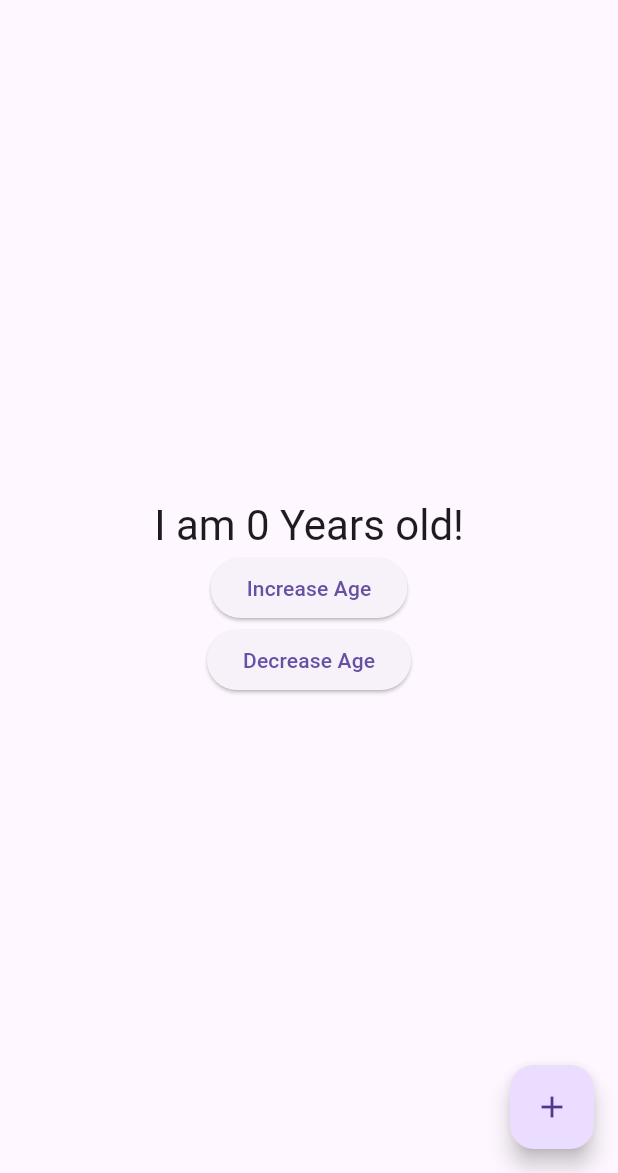
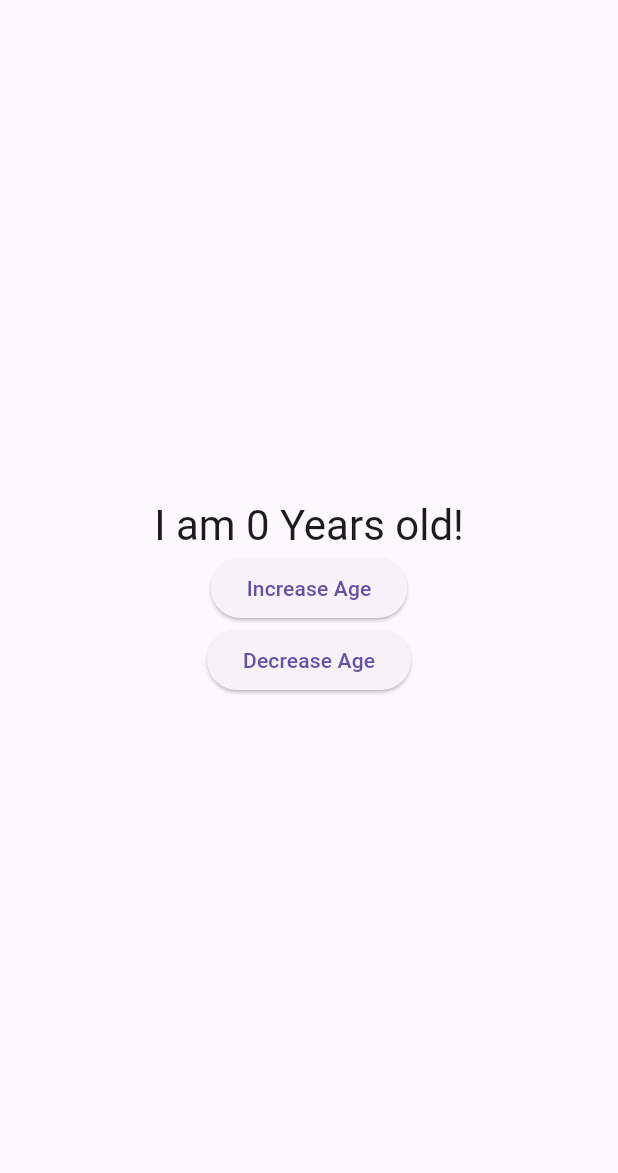
Before and after one commit to bashapu/counter_app, a Flutter app: the screen it shows after launch, on a phone screen of 412 x 824 dp, the part 63-1236 px from its top. Run offline on Flutter 3.47's test engine with Material 3 defaults, Android fonts, the phone set to English and light mode, and no system bars; missing offline and left inert: window_size.

Commit message:
Remove Floating Action Button

```diff
--- a/lib/main.dart
+++ b/lib/main.dart
@@ -111,29 +111,29 @@ class MyHomePage extends StatelessWidget {
           ],
         ),
       ),
-      floatingActionButton: FloatingActionButton(
-        onPressed: () {
-          // You can access your providers anywhere you have access
-          // to the context. One way is to use Provider.of<Counter>(context).
-          // The provider package also defines extension methods on the context
-          // itself. You can call context.watch<Counter>() in a build method
-          // of any widget to access the current state of Counter, and to ask
-          // Flutter to rebuild your widget anytime Counter changes.
-          //
-          // You can't use context.watch() outside build methods, because that
-          // often leads to subtle bugs. Instead, you should use
-          // context.read<Counter>(), which gets the current state
-          // but doesn't ask Flutter for future rebuilds.
-          //
-          // Since we're in a callback that will be called whenever the user
-          // taps the FloatingActionButton, we are not in the build method here.
-          // We should use context.read().
-          var counter = context.read<Counter>();
-          counter.increment();
-        },
-        tooltip: 'Increment',
-        child: const Icon(Icons.add),
-      ),
+      // floatingActionButton: FloatingActionButton(
+      //   onPressed: () {
+      //     // You can access your providers anywhere you have access
+      //     // to the context. One way is to use Provider.of<Counter>(context).
+      //     // The provider package also defines extension methods on the context
+      //     // itself. You can call context.watch<Counter>() in a build method
+      //     // of any widget to access the current state of Counter, and to ask
+      //     // Flutter to rebuild your widget anytime Counter changes.
+      //     //
+      //     // You can't use context.watch() outside build methods, because that
+      //     // often leads to subtle bugs. Instead, you should use
+      //     // context.read<Counter>(), which gets the current state
+      //     // but doesn't ask Flutter for future rebuilds.
+      //     //
+      //     // Since we're in a callback that will be called whenever the user
+      //     // taps the FloatingActionButton, we are not in the build method here.
+      //     // We should use context.read().
+      //     var counter = context.read<Counter>();
+      //     counter.increment();
+      //   },
+      //   tooltip: 'Increment',
+      //   child: const Icon(Icons.add),
+      // ),
     );
   }
 }
```
